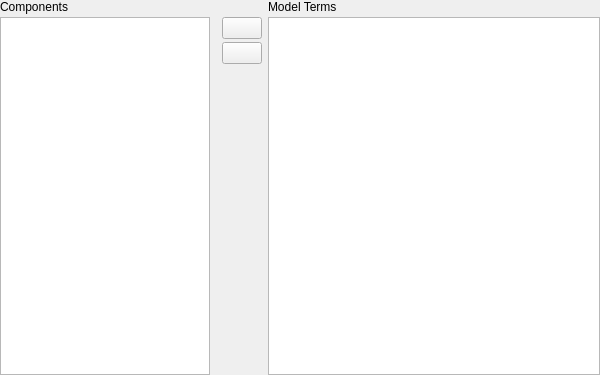
jasp-stats/jasp-desktop, file JASP-Desktop/widgets/anovamodelwidget.ui: the form before one commit.
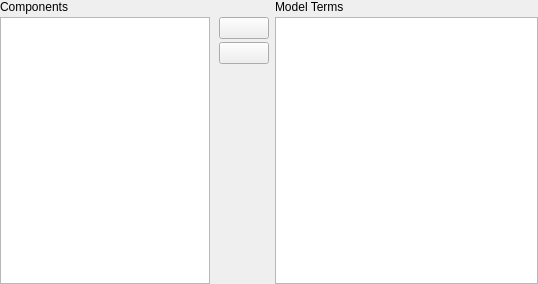
The form after the commit. Custom widgets are drawn as their Qt base class.

What changed in the file:
```diff
--- a/JASP-Desktop/widgets/anovamodelwidget.ui
+++ b/JASP-Desktop/widgets/anovamodelwidget.ui
@@ -6,10 +6,16 @@
    <rect>
     <x>0</x>
     <y>0</y>
-    <width>600</width>
-    <height>375</height>
+    <width>538</width>
+    <height>284</height>
    </rect>
   </property>
+  <property name="sizePolicy">
+   <sizepolicy hsizetype="Fixed" vsizetype="Preferred">
+    <horstretch>0</horstretch>
+    <verstretch>0</verstretch>
+   </sizepolicy>
+  </property>
   <property name="windowTitle">
    <string>Form</string>
   </property>
@@ -103,9 +109,6 @@
       <item row="0" column="1" rowspan="2">
        <widget class="QWidget" name="widget_14" native="true">
         <layout class="QGridLayout" name="gridLayout_5">
-         <property name="leftMargin">
-          <number>12</number>
-         </property>
          <property name="topMargin">
           <number>0</number>
          </property>
@@ -120,6 +123,18 @@
          </property>
          <item row="1" column="1">
           <widget class="AssignButton" name="buttonAssignCross">
+           <property name="sizePolicy">
+            <sizepolicy hsizetype="Fixed" vsizetype="Fixed">
+             <horstretch>0</horstretch>
+             <verstretch>0</verstretch>
+            </sizepolicy>
+           </property>
+           <property name="minimumSize">
+            <size>
+             <width>50</width>
+             <height>0</height>
+            </size>
+           </property>
            <property name="maximumSize">
             <size>
              <width>50</width>
@@ -146,6 +161,18 @@
          </item>
          <item row="2" column="1">
           <widget class="AssignButtonMenu" name="buttonAssignMenu">
+           <property name="sizePolicy">
+            <sizepolicy hsizetype="Fixed" vsizetype="Fixed">
+             <horstretch>0</horstretch>
+             <verstretch>0</verstretch>
+            </sizepolicy>
+           </property>
+           <property name="minimumSize">
+            <size>
+             <width>50</width>
+             <height>0</height>
+            </size>
+           </property>
            <property name="maximumSize">
             <size>
              <width>50</width>
```
